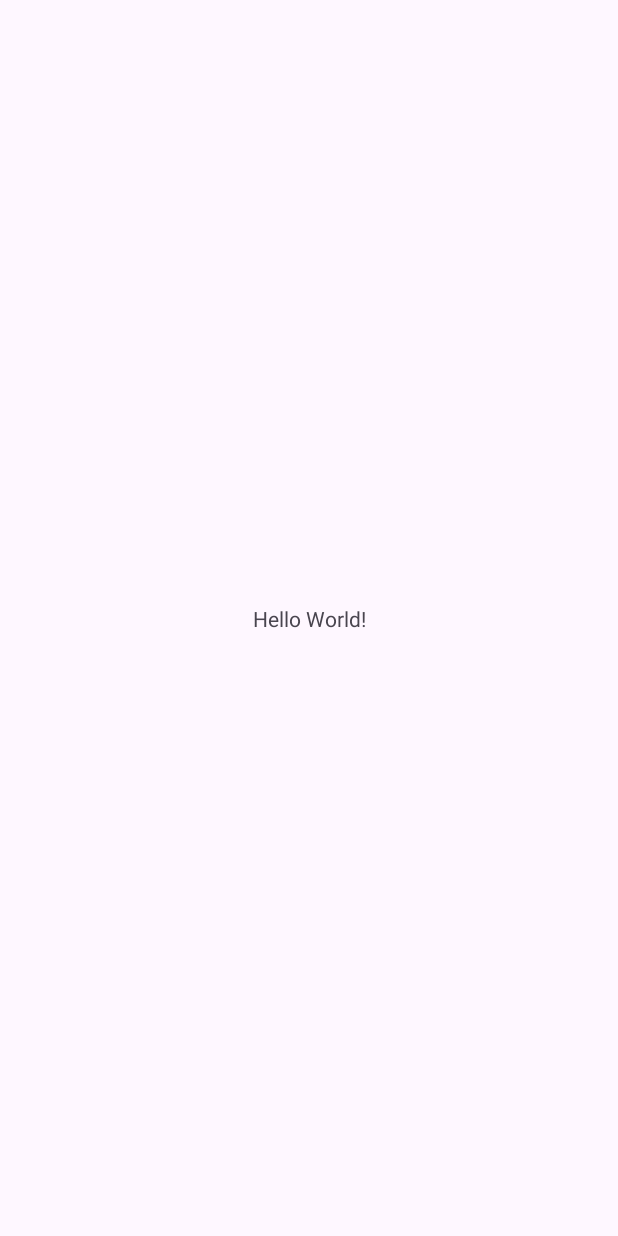
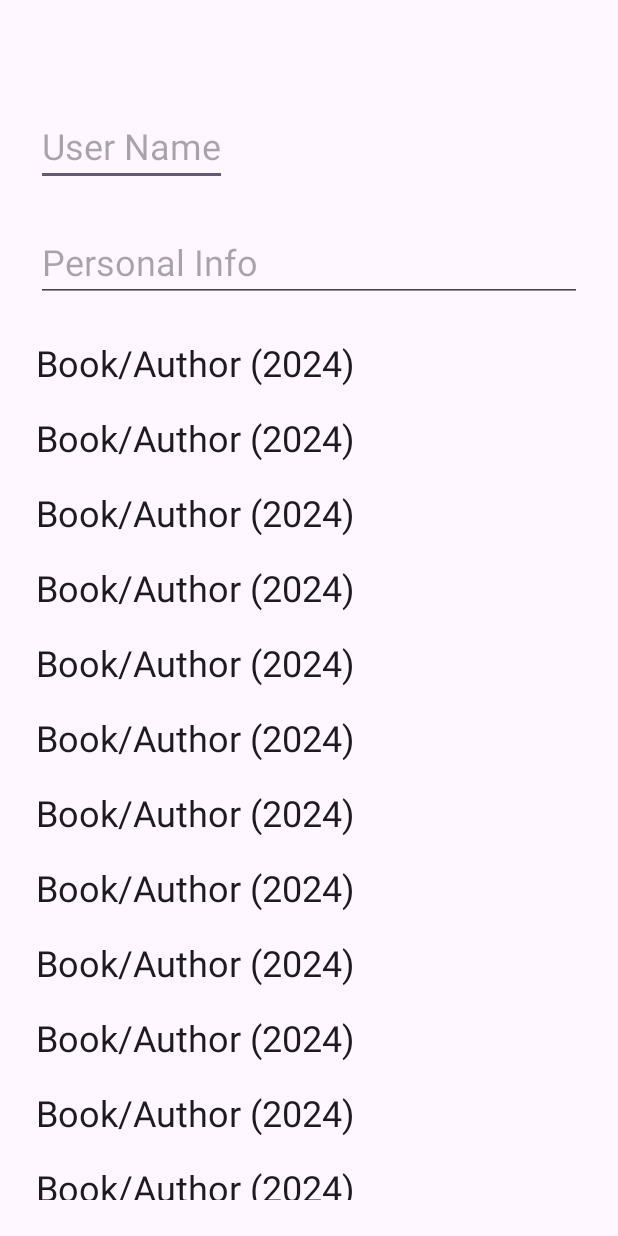
Before and after one commit to IThror10/bookTinder, an Android app: the screen it shows after launch (MainActivity before the commit, ProfileActivity after it), on a phone screen of 412 x 824 dp. Before the commit the screen is almost empty. Run offline under Robolectric (Android 15) with nearby library versions, the phone set to English and light mode, and no system bars.

Commit message:
Profile view

```diff
--- a/Binder/app/build.gradle.kts
+++ b/Binder/app/build.gradle.kts
@@ -44,4 +44,9 @@ dependencies {
     testImplementation("junit:junit:4.13.2")
     androidTestImplementation("androidx.test.ext:junit:1.1.5")
     androidTestImplementation("androidx.test.espresso:espresso-core:3.5.1")
+
+    // Recycler view
+    implementation("androidx.recyclerview:recyclerview:1.3.2")
+    implementation("com.github.javafaker:javafaker:1.0.2")
+    implementation("com.github.bumptech.glide:glide:4.14.2")
 }
--- a/Binder/app/src/main/AndroidManifest.xml
+++ b/Binder/app/src/main/AndroidManifest.xml
@@ -13,13 +13,15 @@
         android:theme="@style/Theme.Binder"
         tools:targetApi="31">
         <activity
+            android:name=".profile.ProfileActivity"
+            android:exported="true"><intent-filter>
+            <action android:name="android.intent.action.MAIN" />
+
+            <category android:name="android.intent.category.LAUNCHER" />
+        </intent-filter></activity>
+        <activity
             android:name=".MainActivity"
             android:exported="true">
-            <intent-filter>
-                <action android:name="android.intent.action.MAIN" />
-
-                <category android:name="android.intent.category.LAUNCHER" />
-            </intent-filter>
         </activity>
     </application>
 
--- /dev/null
+++ b/Binder/app/src/main/java/com/example/binder/model/Book.kt
@@ -0,0 +1,7 @@
+package com.example.binder.model
+
+class Book(
+    val name: String,
+    val author: String,
+    val year: Int
+)
--- /dev/null
+++ b/Binder/app/src/main/java/com/example/binder/profile/BookAdapter.kt
@@ -0,0 +1,43 @@
+package com.example.binder.profile
+
+import android.annotation.SuppressLint
+import android.view.LayoutInflater
+import android.view.View
+import android.view.ViewGroup
+import android.widget.TextView
+import androidx.recyclerview.widget.RecyclerView
+import com.example.binder.R
+import com.example.binder.model.Book
+
+class BookAdapter : RecyclerView.Adapter<BookViewHolder>() {
+
+    private var data: List<Book> = listOf()
+
+    fun setData(data: List<Book>) {
+        this.data = data
+        notifyDataSetChanged()
+    }
+
+    override fun onCreateViewHolder(parent: ViewGroup, viewType: Int): BookViewHolder {
+        val inflater = LayoutInflater.from(parent.context)
+        return BookViewHolder(inflater.inflate(R.layout.profile_rv_book_item, parent, false))
+    }
+
+    override fun getItemCount(): Int = data.size
+
+    override fun onBindViewHolder(holder: BookViewHolder, position: Int) {
+        val book = data[position]
+        holder.bind(book)
+    }
+}
+
+class BookViewHolder(root: View): RecyclerView.ViewHolder(root) {
+
+    private val bookInfo: TextView = root.findViewById(R.id.profile_rv_book_info)
+
+    @SuppressLint("SetTextI18n")
+    fun bind(book: Book) {
+        bookInfo.text = "${book.author}/${book.name} (${book.year})"
+    }
+
+}
--- /dev/null
+++ b/Binder/app/src/main/java/com/example/binder/profile/ProfileActivity.kt
@@ -0,0 +1,50 @@
+package com.example.binder.profile
+
+import androidx.appcompat.app.AppCompatActivity
+import android.os.Bundle
+import androidx.recyclerview.widget.LinearLayoutManager
+import androidx.recyclerview.widget.RecyclerView
+import com.example.binder.R
+import com.example.binder.model.Book
+
+class ProfileActivity : AppCompatActivity() {
+
+    private lateinit var bookRV: RecyclerView
+    private lateinit var bookAdapter: BookAdapter
+
+    override fun onCreate(savedInstanceState: Bundle?) {
+        super.onCreate(savedInstanceState)
+        setContentView(R.layout.activity_profile)
+
+        bookAdapter = BookAdapter()
+        bookRV = findViewById(R.id.profile_rv_books)
+        updateUI()
+    }
+
+    fun updateUI() {
+        bookAdapter.setData(listOf(
+                Book("Author", "Book", 2024),
+                Book("Author", "Book", 2024),
+                Book("Author", "Book", 2024),
+                Book("Author", "Book", 2024),
+                Book("Author", "Book", 2024),
+                Book("Author", "Book", 2024),
+                Book("Author", "Book", 2024),
+                Book("Author", "Book", 2024),
+                Book("Author", "Book", 2024),
+                Book("Author", "Book", 2024),
+                Book("Author", "Book", 2024),
+                Book("Author", "Book", 2024),
+                Book("Author", "Book", 2024),
+                Book("Author", "Book", 2024),
+                Book("Author", "Book", 2024),
+                Book("Author", "Book", 2024),
+                Book("Author", "Book", 2024),
+                Book("Author", "Book", 2024),
+                Book("Author", "Book", 2024),
+                Book("Author", "Book", 2024)
+            ))
+        bookRV.layoutManager = LinearLayoutManager(this)
+        bookRV.adapter = bookAdapter
+    }
+}
--- /dev/null
+++ b/Binder/app/src/main/res/layout/activity_profile.xml
@@ -0,0 +1,54 @@
+<?xml version="1.0" encoding="utf-8"?>
+<androidx.constraintlayout.widget.ConstraintLayout xmlns:android="http://schemas.android.com/apk/res/android"
+    xmlns:app="http://schemas.android.com/apk/res-auto"
+    xmlns:tools="http://schemas.android.com/tools"
+    android:layout_width="match_parent"
+    android:layout_height="match_parent"
+    tools:context=".profile.ProfileActivity">
+
+    <ImageView
+        android:id="@+id/profile_photo"
+        android:layout_width="100dp"
+        android:layout_height="100dp"
+        android:layout_margin="24dp"
+        app:layout_constraintEnd_toEndOf="parent"
+        app:layout_constraintTop_toTopOf="parent"
+        tools:srcCompat="@tools:sample/avatars" />
+
+    <EditText
+        android:id="@+id/profile_name"
+        android:layout_width="wrap_content"
+        android:layout_height="wrap_content"
+        android:hint="@string/user_name"
+        app:layout_constraintBottom_toBottomOf="@+id/profile_photo"
+        app:layout_constraintStart_toStartOf="parent"
+        android:layout_marginStart="24dp"
+        android:layout_marginEnd="24dp"
+        style="@style/SimpleText" />
+
+    <EditText
+        android:id="@+id/profile_personal_info"
+        style="@style/SimpleText"
+        android:layout_width="0dp"
+        android:layout_height="wrap_content"
+        android:layout_marginTop="24dp"
+        android:gravity="start|top"
+        android:hint="@string/personal_info"
+        android:inputType="textMultiLine"
+        android:maxLines="1"
+        app:layout_constraintEnd_toEndOf="@+id/profile_photo"
+        app:layout_constraintStart_toStartOf="@+id/profile_name"
+        app:layout_constraintTop_toBottomOf="@+id/profile_name" />
+
+    <androidx.recyclerview.widget.RecyclerView
+        android:id="@+id/profile_rv_books"
+        android:layout_width="0dp"
+        android:layout_height="0dp"
+        android:layout_margin="24dp"
+        app:layout_constraintBottom_toBottomOf="parent"
+        app:layout_constraintEnd_toEndOf="parent"
+        app:layout_constraintStart_toStartOf="parent"
+        app:layout_constraintTop_toBottomOf="@+id/profile_personal_info"
+        />
+
+</androidx.constraintlayout.widget.ConstraintLayout>
--- /dev/null
+++ b/Binder/app/src/main/res/layout/profile_rv_book_item.xml
@@ -0,0 +1,14 @@
+<?xml version="1.0" encoding="utf-8"?>
+<LinearLayout xmlns:android="http://schemas.android.com/apk/res/android"
+    android:layout_width="match_parent"
+    android:layout_height="50dp"
+    android:orientation="horizontal">
+
+    <TextView
+        android:id="@+id/profile_rv_book_info"
+        style="@style/SimpleText"
+        android:layout_width="match_parent"
+        android:layout_height="match_parent"
+        android:hint="@string/author_book_name" />
+
+</LinearLayout>
--- a/Binder/app/src/main/res/values/strings.xml
+++ b/Binder/app/src/main/res/values/strings.xml
@@ -1,3 +1,6 @@
 <resources>
     <string name="app_name">Binder</string>
+    <string name="user_name">User Name</string>
+    <string name="personal_info">Personal Info</string>
+    <string name="author_book_name">Author/Book Name</string>
 </resources>
--- /dev/null
+++ b/Binder/app/src/main/res/values/style.xml
@@ -0,0 +1,6 @@
+<?xml version="1.0" encoding="utf-8"?>
+<resources>
+    <style name="SimpleText" parent="TextAppearance.AppCompat">
+        <item name="android:textSize">24sp</item>
+    </style>
+</resources>
```
